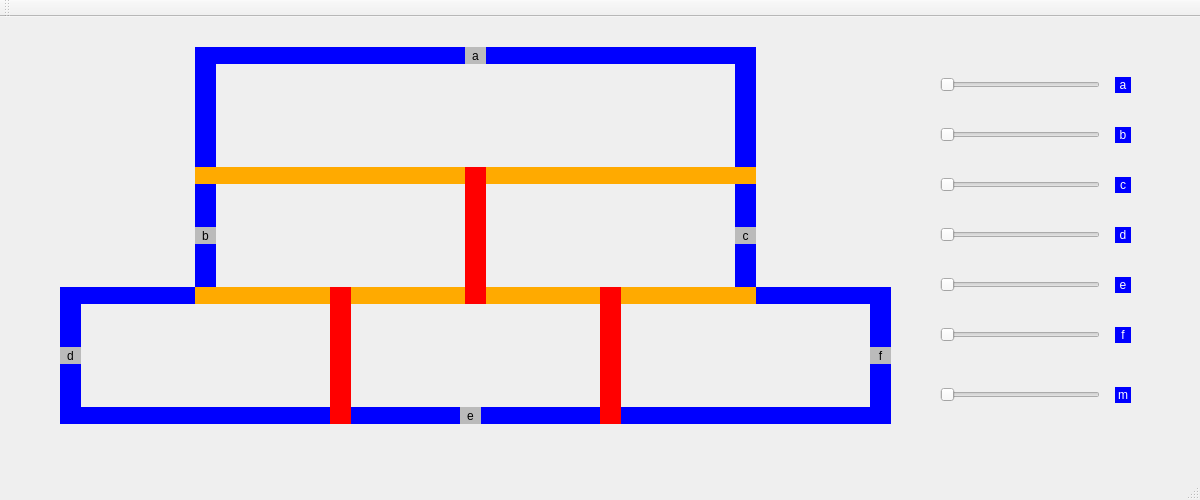
Above: src/mainwindow.ui from leoalenccar/projeto-trens before the change. Below: the same form after it.
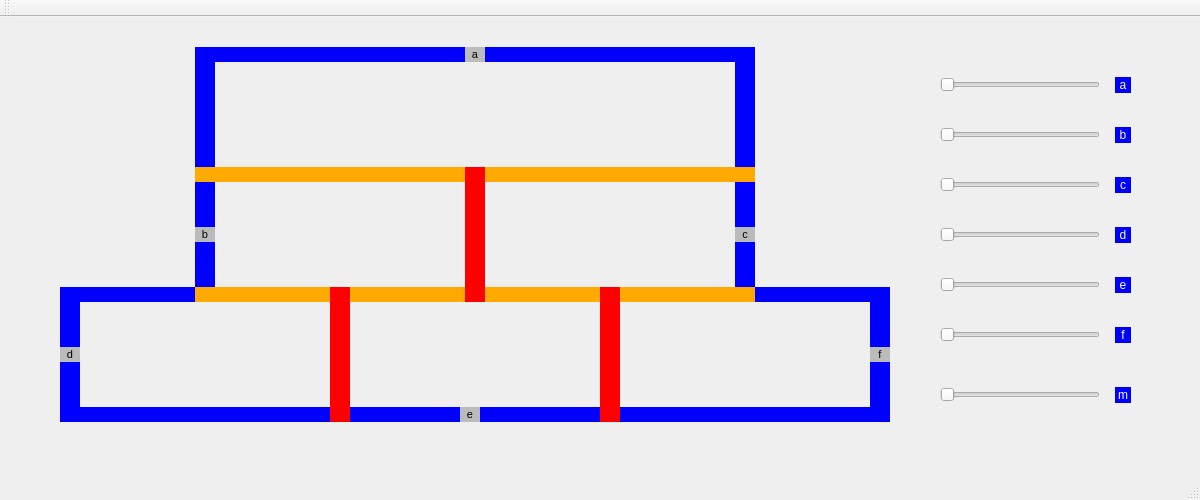
That is the form after the change.

Commit message: redimensionamento dos trens e trilhos em 'mainwindow.ui' e em 'mainwindow.cpp'

Diff of the .ui file:
```diff
--- a/src/mainwindow.ui
+++ b/src/mainwindow.ui
@@ -19,10 +19,15 @@
      <rect>
       <x>195</x>
       <y>210</y>
-      <width>21</width>
-      <height>17</height>
+      <width>20</width>
+      <height>15</height>
      </rect>
     </property>
+    <property name="font">
+     <font>
+      <pointsize>8</pointsize>
+     </font>
+    </property>
     <property name="styleSheet">
      <string notr="true">background-color: rgb(187, 187, 187);</string>
     </property>
@@ -39,7 +44,7 @@
       <x>195</x>
       <y>150</y>
       <width>270</width>
-      <height>17</height>
+      <height>15</height>
      </rect>
     </property>
     <property name="styleSheet">
@@ -54,8 +59,8 @@
      <rect>
       <x>465</x>
       <y>150</y>
-      <width>21</width>
-      <height>137</height>
+      <width>20</width>
+      <height>135</height>
      </rect>
     </property>
     <property name="styleSheet">
@@ -70,7 +75,7 @@
      <rect>
       <x>195</x>
       <y>30</y>
-      <width>21</width>
+      <width>20</width>
       <height>120</height>
      </rect>
     </property>
@@ -86,7 +91,7 @@
      <rect>
       <x>735</x>
       <y>30</y>
-      <width>21</width>
+      <width>20</width>
       <height>120</height>
      </rect>
     </property>
@@ -100,10 +105,10 @@
    <widget class="QLabel" name="label_trilho2_2">
     <property name="geometry">
      <rect>
-      <x>486</x>
+      <x>485</x>
       <y>150</y>
       <width>270</width>
-      <height>17</height>
+      <height>15</height>
      </rect>
     </property>
     <property name="styleSheet">
@@ -118,10 +123,15 @@
      <rect>
       <x>735</x>
       <y>210</y>
-      <width>21</width>
-      <height>17</height>
+      <width>20</width>
+      <height>15</height>
      </rect>
     </property>
+    <property name="font">
+     <font>
+      <pointsize>8</pointsize>
+     </font>
+    </property>
     <property name="styleSheet">
      <string notr="true">background-color: rgb(187, 187, 187);</string>
     </property>
@@ -136,9 +146,9 @@
     <property name="geometry">
      <rect>
       <x>195</x>
-      <y>167</y>
-      <width>21</width>
-      <height>103</height>
+      <y>165</y>
+      <width>20</width>
+      <height>105</height>
      </rect>
     </property>
     <property name="styleSheet">
@@ -152,9 +162,9 @@
     <property name="geometry">
      <rect>
       <x>735</x>
-      <y>167</y>
-      <width>21</width>
-      <height>103</height>
+      <y>165</y>
+      <width>20</width>
+      <height>105</height>
      </rect>
     </property>
     <property name="styleSheet">
@@ -169,10 +179,15 @@
      <rect>
       <x>465</x>
       <y>30</y>
-      <width>21</width>
-      <height>17</height>
+      <width>20</width>
+      <height>15</height>
      </rect>
     </property>
+    <property name="font">
+     <font>
+      <pointsize>8</pointsize>
+     </font>
+    </property>
     <property name="styleSheet">
      <string notr="true">background-color: rgb(187, 187, 187);</string>
     </property>
@@ -189,7 +204,7 @@
       <x>215</x>
       <y>30</y>
       <width>520</width>
-      <height>17</height>
+      <height>15</height>
      </rect>
     </property>
     <property name="styleSheet">
@@ -204,8 +219,8 @@
      <rect>
       <x>330</x>
       <y>270</y>
-      <width>21</width>
-      <height>137</height>
+      <width>20</width>
+      <height>135</height>
      </rect>
     </property>
     <property name="styleSheet">
@@ -220,8 +235,8 @@
      <rect>
       <x>600</x>
       <y>270</y>
-      <width>21</width>
-      <height>137</height>
+      <width>20</width>
+      <height>135</height>
      </rect>
     </property>
     <property name="styleSheet">
@@ -234,10 +249,10 @@
    <widget class="QLabel" name="label_trilho2_5">
     <property name="geometry">
      <rect>
-      <x>351</x>
+      <x>350</x>
       <y>390</y>
       <width>250</width>
-      <height>17</height>
+      <height>15</height>
      </rect>
     </property>
     <property name="styleSheet">
@@ -250,10 +265,10 @@
    <widget class="QLabel" name="label_trilho2_6">
     <property name="geometry">
      <rect>
-      <x>621</x>
+      <x>620</x>
       <y>390</y>
       <width>250</width>
-      <height>17</height>
+      <height>15</height>
      </rect>
     </property>
     <property name="styleSheet">
@@ -268,8 +283,8 @@
      <rect>
       <x>870</x>
       <y>270</y>
-      <width>21</width>
-      <height>137</height>
+      <width>20</width>
+      <height>135</height>
      </rect>
     </property>
     <property name="styleSheet">
@@ -285,7 +300,7 @@
       <x>80</x>
       <y>270</y>
       <width>115</width>
-      <height>17</height>
+      <height>15</height>
      </rect>
     </property>
     <property name="styleSheet">
@@ -301,7 +316,7 @@
       <x>80</x>
       <y>390</y>
       <width>250</width>
-      <height>17</height>
+      <height>15</height>
      </rect>
     </property>
     <property name="styleSheet">
@@ -316,8 +331,8 @@
      <rect>
       <x>60</x>
       <y>270</y>
-      <width>21</width>
-      <height>137</height>
+      <width>20</width>
+      <height>135</height>
      </rect>
     </property>
     <property name="styleSheet">
@@ -332,10 +347,15 @@
      <rect>
       <x>60</x>
       <y>330</y>
-      <width>21</width>
-      <height>17</height>
+      <width>20</width>
+      <height>15</height>
      </rect>
     </property>
+    <property name="font">
+     <font>
+      <pointsize>8</pointsize>
+     </font>
+    </property>
     <property name="styleSheet">
      <string notr="true">background-color: rgb(187, 187, 187);</string>
     </property>
@@ -351,10 +371,15 @@
      <rect>
       <x>460</x>
       <y>390</y>
-      <width>21</width>
-      <height>17</height>
+      <width>20</width>
+      <height>15</height>
      </rect>
     </property>
+    <property name="font">
+     <font>
+      <pointsize>8</pointsize>
+     </font>
+    </property>
     <property name="styleSheet">
      <string notr="true">background-color: rgb(187, 187, 187);</string>
     </property>
@@ -370,10 +395,15 @@
      <rect>
       <x>870</x>
       <y>330</y>
-      <width>21</width>
-      <height>17</height>
+      <width>20</width>
+      <height>15</height>
      </rect>
     </property>
+    <property name="font">
+     <font>
+      <pointsize>8</pointsize>
+     </font>
+    </property>
     <property name="styleSheet">
      <string notr="true">background-color: rgb(187, 187, 187);</string>
     </property>
@@ -621,7 +651,7 @@
       <x>195</x>
       <y>270</y>
       <width>135</width>
-      <height>17</height>
+      <height>15</height>
      </rect>
     </property>
     <property name="styleSheet">
@@ -634,10 +664,10 @@
    <widget class="QLabel" name="label_trilho2_11">
     <property name="geometry">
      <rect>
-      <x>351</x>
+      <x>350</x>
       <y>270</y>
-      <width>114</width>
-      <height>17</height>
+      <width>115</width>
+      <height>15</height>
      </rect>
     </property>
     <property name="styleSheet">
@@ -650,10 +680,10 @@
    <widget class="QLabel" name="label_trilho2_12">
     <property name="geometry">
      <rect>
-      <x>486</x>
+      <x>485</x>
       <y>270</y>
-      <width>114</width>
-      <height>17</height>
+      <width>115</width>
+      <height>15</height>
      </rect>
     </property>
     <property name="styleSheet">
@@ -666,10 +696,10 @@
    <widget class="QLabel" name="label_trilho2_13">
     <property name="geometry">
      <rect>
-      <x>621</x>
+      <x>620</x>
       <y>270</y>
       <width>135</width>
-      <height>17</height>
+      <height>15</height>
      </rect>
     </property>
     <property name="styleSheet">
@@ -682,10 +712,10 @@
    <widget class="QLabel" name="label_trilho2_14">
     <property name="geometry">
      <rect>
-      <x>756</x>
+      <x>755</x>
       <y>270</y>
       <width>115</width>
-      <height>17</height>
+      <height>15</height>
      </rect>
     </property>
     <property name="styleSheet">
```
The commit also changes 1 other file.
